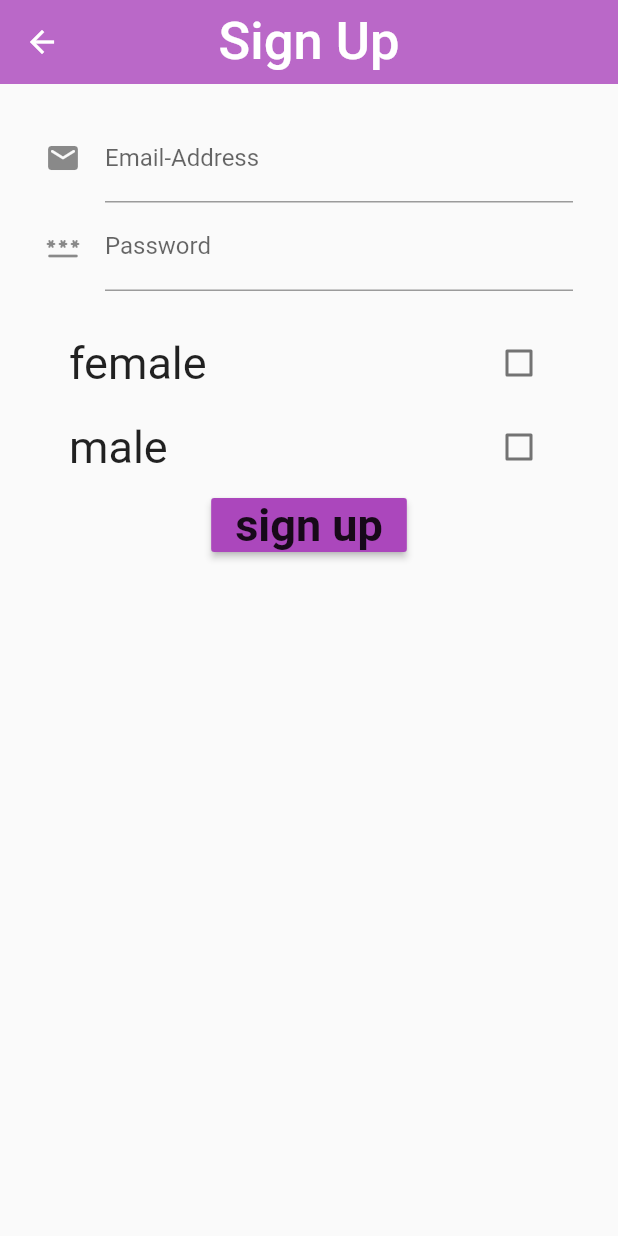
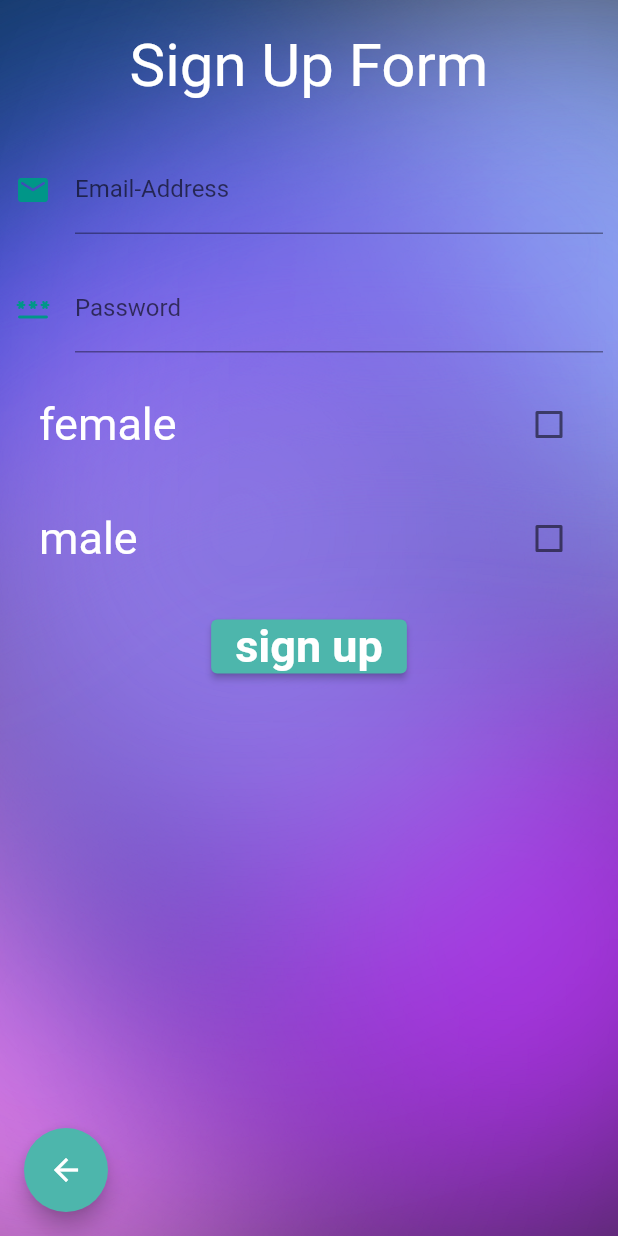
Before and after one commit to narjesabdolii/BMI_Calculatorapp, a Flutter app: the screen it shows after launch, after a tap on "Sign Up", on a phone screen of 412 x 824 dp. Run offline on Flutter 3.47's test engine with Material 2 defaults, Android fonts, the phone set to English and light mode, and no system bars; Roboto replaces fonts that are missing (Dongle-Bold).

Commit message:
changes : add FAB  and backgound to signup page and change buttons

```diff
--- a/lib/pages/home.dart
+++ b/lib/pages/home.dart
@@ -42,8 +42,8 @@ class _HomeState extends State<Home> {
             ),
             ),
           Container(
-            margin: const EdgeInsets.fromLTRB(60.0, 40.0, 20.0, 10.0),
-            child: FlatButton(
+            margin: const EdgeInsets.fromLTRB(60.0, 30.0, 20.0, 10.0),
+            child: TextButton(
               onPressed: () {
                 setState(() {
                   Navigator.pushNamed(context,'/signup');
@@ -51,19 +51,19 @@ class _HomeState extends State<Home> {
               },
               child: const Text('Sign Up',
               style: TextStyle(
-                fontSize: 30.0,
+                fontSize: 40.0,
                 fontFamily: 'Dongle-Bold',
                 color: Colors.white,
               ),),
-              color: Colors.teal[300],
+
 
 
             ),
           ),
           Container(
-            margin: const EdgeInsets.fromLTRB(60.0, 40.0, 20.0, 10.0),
+            margin: const EdgeInsets.fromLTRB(60.0, 30.0, 20.0, 10.0),
 
-            child: FlatButton(
+            child: TextButton(
               onPressed: () {
                 setState(() {
                   Navigator.pushNamed(context, '/login');
@@ -72,10 +72,10 @@ class _HomeState extends State<Home> {
               child: const Text('Log In',
               style: TextStyle(
                 fontFamily: 'Dongle-Bold',
-                fontSize: 30.0,
+                fontSize: 40.0,
                 color: Colors.white,
               ),),
-              color: Colors.teal[300],
+
             ),
           ),
         ],
@@ -87,7 +87,6 @@ class _HomeState extends State<Home> {
         backgroundColor: Colors.teal[300],
         child: const Icon(Icons.call),
 
-
       ),
     );
   }
--- a/lib/pages/sign_up.dart
+++ b/lib/pages/sign_up.dart
@@ -16,44 +16,57 @@ class _SignupState extends State<Signup> {
   @override
   Widget build(BuildContext context) {
     return Scaffold(
-      appBar: AppBar(
-        centerTitle: true,
-        elevation: 0,
-        title: const Text('Sign Up',
-          style: TextStyle(
-              fontFamily: 'Dongle-Bold',
-              fontSize: 35.0
-          ) ,),
-        backgroundColor: Colors.purple[300],
-
+      body : Container(
+          alignment: const Alignment(-.2, 0),
+          decoration: const BoxDecoration(
+            image: DecorationImage(
+              image: AssetImage('assets/back-2.png'),
+              fit: BoxFit.cover,
             ),
-      body :  Padding(
-        padding: const EdgeInsets.symmetric(vertical: 20.0,horizontal: 30.0),
+          ),
           child: Column(
             children:  <Widget>[
-             const TextField(
+              Container(
+                margin: const EdgeInsets.all(20.0),
+                child: const Text(
+                  'Sign Up Form',
+                  style: TextStyle(
+                    fontSize: 40.0,
+                    fontFamily: 'Dongle-Bold',
+                    color: Colors.white,
+                  ),
+                ),
+              ),
+              Container(
+                margin: const EdgeInsets.all(10.0),
+                child : const TextField(
                   decoration: InputDecoration(
                     labelText: 'Email-Address',
-                icon: Icon(Icons.email_rounded),
-
-
-
+                    icon: Icon(Icons.email_rounded) ,
+                      iconColor: Colors.teal
                   ),
                 ),
-             const TextField(
+              ),
+              Container(
+                margin: const EdgeInsets.all(10.0),
+                child :const TextField(
                   decoration: InputDecoration(
                     labelText: 'Password',
                     icon: Icon(Icons.password_rounded),
+                    iconColor: Colors.teal
                   ),
                 ),
-            const SizedBox(height: 20.0),
-            CheckboxListTile(
+              ),
+              Container(
+                margin: const EdgeInsets.all(10.0),
+                child: CheckboxListTile(
                     value: isChecked_female,
-                activeColor: Colors.purple[300],
+                    activeColor: Colors.teal[300],
                     title: const Text('female',
                       style: TextStyle(
                           fontFamily: 'Dongle-Bold',
-                      fontSize: 30.0
+                          fontSize: 30.0,
+                          color: Colors.white,
                       ) ,),
                     onChanged: (bool? value)
                     {
@@ -62,13 +75,18 @@ class _SignupState extends State<Signup> {
                       });
                     }
                 ),
-            CheckboxListTile(
+
+              ),
+              Container(
+                margin: const EdgeInsets.all(10.0),
+                child : CheckboxListTile(
                     value: isChecked_male,
-                activeColor: Colors.purple[300],
+                    activeColor: Colors.teal[300],
                     title: const Text('male',
                       style: TextStyle(
                           fontFamily: 'Dongle-Bold',
-                      fontSize: 30.0
+                          fontSize: 30.0,
+                        color: Colors.white,
                       ) ,),
                     onChanged: (bool? value)
                     {
@@ -77,14 +95,18 @@ class _SignupState extends State<Signup> {
                       });
                     }
                 ),
-            RaisedButton(
+              ),
+              Container(
+                margin: const EdgeInsets.all(10.0),
+                child:  ElevatedButton(
                   onPressed: () {
                     setState(() {
                       Navigator.pushNamed(context, '/login');
-
                     });
                   },
-              color: Colors.purple[400],
+                  style: ElevatedButton.styleFrom(
+                    primary: Colors.teal[300],
+                  ),
                   child: const Text('sign up',
                     style: TextStyle(
                       fontWeight: FontWeight.bold,
@@ -92,13 +114,21 @@ class _SignupState extends State<Signup> {
                       fontFamily: 'Dongle-Bold',
                     ),
                   ),
-            )
-
+                ),
+              ),
             ],
-
           ),
-
-      )
+      ),
+      floatingActionButton: FloatingActionButton(
+        onPressed: () {
+          setState(() {
+            Navigator.pushNamed(context, '/home');
+          });
+        },
+        backgroundColor: Colors.teal[300],
+        child: const Icon(Icons.arrow_back_outlined),
+      ),
+      floatingActionButtonLocation: FloatingActionButtonLocation.startFloat,
     );
   }
 }
```
Lines whose indentation alone changed are shown as unchanged.
